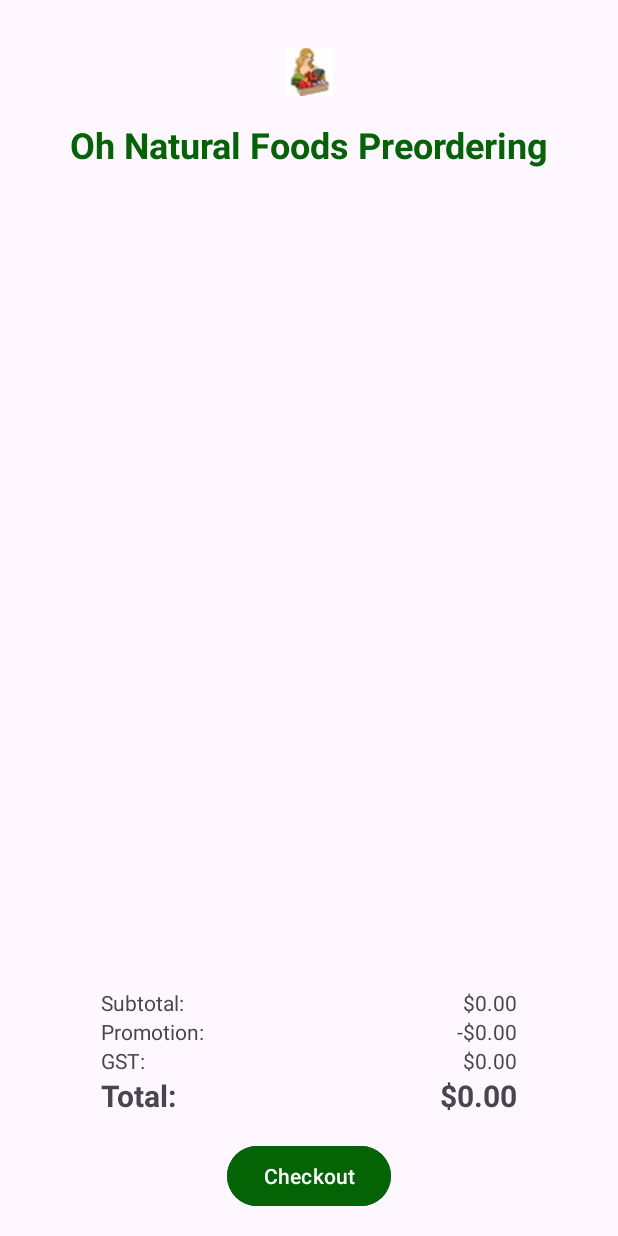
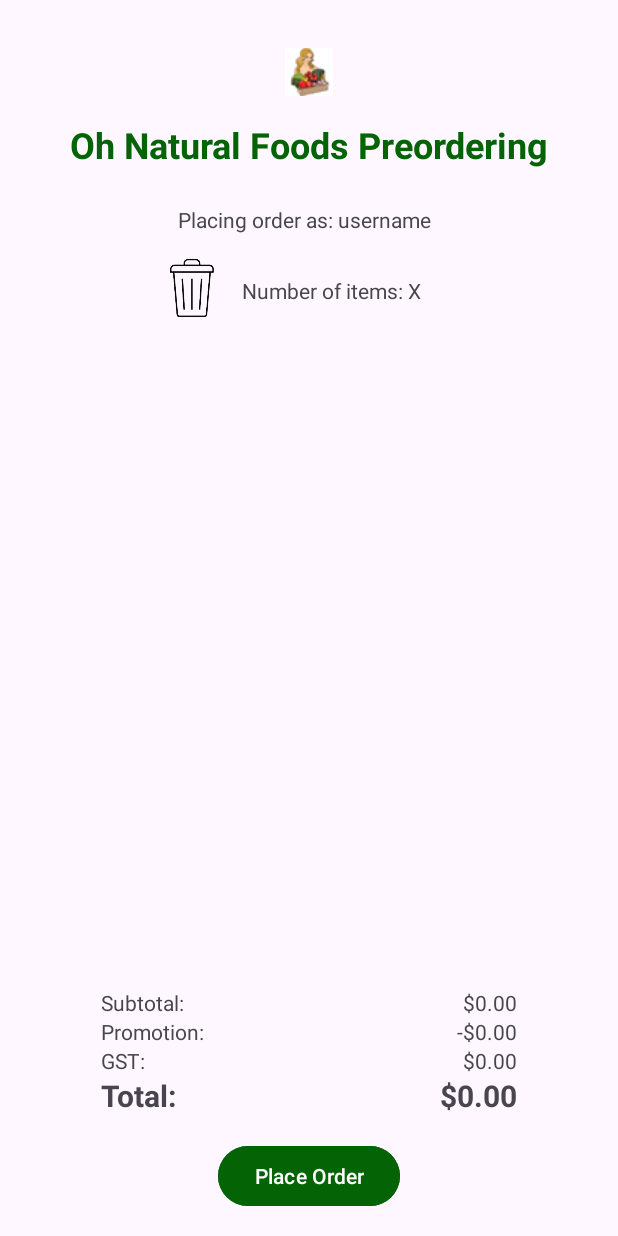
Before and after one commit to patrickma6199/oh_nat_foods_order, an Android app: the Checkout screen opened directly, with no data from a screen before it, on a phone screen of 412 x 824 dp. Run offline under Robolectric (Android 15) with nearby library versions, the phone set to English and light mode, and no system bars; our stand-ins replace Firebase (no records; nobody signed in at launch, a user with empty details on screens opened directly).

Commit message:
Populated payments in checkout, fixed cart_item but

```diff
--- a/oh_nat_foods_order/app/src/main/java/com/example/oh_nat_foods_order/Checkout.java
+++ b/oh_nat_foods_order/app/src/main/java/com/example/oh_nat_foods_order/Checkout.java
@@ -1,14 +1,85 @@
 package com.example.oh_nat_foods_order;
 
+import androidx.annotation.NonNull;
 import androidx.appcompat.app.AppCompatActivity;
 
+import android.content.SharedPreferences;
+import android.graphics.Color;
 import android.os.Bundle;
+import android.util.Log;
+import android.view.LayoutInflater;
+import android.view.View;
+import android.widget.Button;
+import android.widget.LinearLayout;
+import android.widget.TextView;
+
+import com.google.android.gms.tasks.OnCompleteListener;
+import com.google.android.gms.tasks.Task;
+import com.google.firebase.database.DataSnapshot;
+import com.google.firebase.database.DatabaseReference;
+import com.google.firebase.database.FirebaseDatabase;
 
 public class Checkout extends AppCompatActivity {
+
+    private SharedPreferences shared;
+    private String uid;
+    private DatabaseReference methods;
+    private LinearLayout paymentMethodsContainer;
+    private Button lastClickedSelectButton = null;
 
     @Override
     protected void onCreate(Bundle savedInstanceState) {
         super.onCreate(savedInstanceState);
         setContentView(R.layout.activity_checkout);
+
+        shared = getApplicationContext().getSharedPreferences("mySession", MODE_PRIVATE);
+        uid = shared.getString("uid", "");
+
+        methods = FirebaseDatabase.getInstance().getReference().child("Users").child(uid).child("paymentMethod");
+        paymentMethodsContainer = findViewById(R.id.paymentMethodsContainer);
+
+        methods.get().addOnCompleteListener(new OnCompleteListener<DataSnapshot>() {
+            @Override
+            public void onComplete(@NonNull Task<DataSnapshot> task) {
+                if (!task.isSuccessful()) {
+                    Log.e("firebase", "Error reading payment methods");
+                } else {
+                    DataSnapshot origin = task.getResult();
+                    for (DataSnapshot method : origin.getChildren()) {
+                        String cardNumber = method.getKey();
+
+                        View paymentMethodView = LayoutInflater.from(Checkout.this).inflate(R.layout.payment_method_item, paymentMethodsContainer, false);
+                        TextView paymentMethodText = paymentMethodView.findViewById(R.id.paymentMethodText);
+                        Button selectButton = paymentMethodView.findViewById(R.id.deletePaymentMethodButton);
+
+                        paymentMethodText.setText("Card **** **** **** " + cardNumber.substring(cardNumber.length() - 4));
+
+                        // Change button text and appearance
+                        selectButton.setText("Select");
+                        selectButton.setBackgroundColor(Color.WHITE);
+                        selectButton.setTextColor(Color.parseColor("#046305"));
+
+                        selectButton.setOnClickListener(v -> {
+                            if (lastClickedSelectButton != null && lastClickedSelectButton != selectButton) {
+                                lastClickedSelectButton.setBackgroundColor(Color.WHITE);
+                                lastClickedSelectButton.setTextColor(Color.parseColor("#046305"));
+                            }
+                            if (selectButton.getCurrentTextColor() == Color.WHITE) {
+                                selectButton.setBackgroundColor(Color.parseColor("#046305"));
+                                selectButton.setTextColor(Color.WHITE);
+                                lastClickedSelectButton = selectButton;
+                            } else {
+                                selectButton.setBackgroundColor(Color.WHITE);
+                                selectButton.setTextColor(Color.parseColor("#046305"));
+                            }
+                        });
+
+                        paymentMethodsContainer.addView(paymentMethodView);
+                    }
+                }
+            }
+        });
     }
+
+    // Additional methods and functionality for the Checkout activity
 }
--- a/oh_nat_foods_order/app/src/main/res/layout/activity_checkout.xml
+++ b/oh_nat_foods_order/app/src/main/res/layout/activity_checkout.xml
@@ -29,6 +29,43 @@
         app:layout_constraintStart_toStartOf="parent"
         app:layout_constraintEnd_toEndOf="parent"
         android:layout_marginTop="16dp"/>
+
+    <!-- First Item Image -->
+
+    <!-- Number of Items TextView -->
+
+    <TextView
+        android:id="@+id/usernameTextView"
+        android:layout_width="wrap_content"
+        android:layout_height="wrap_content"
+        android:layout_marginTop="24dp"
+        android:text="Placing order as: username"
+        app:layout_constraintEnd_toEndOf="parent"
+        app:layout_constraintHorizontal_bias="0.488"
+        app:layout_constraintStart_toStartOf="parent"
+        app:layout_constraintTop_toBottomOf="@id/titleTextView" />
+
+    <ImageView
+        android:id="@+id/firstItemImageView"
+        android:layout_width="40dp"
+        android:layout_height="40dp"
+        android:layout_marginStart="108dp"
+        android:layout_marginTop="16dp"
+        android:src="@drawable/trashcan"
+        app:layout_constraintStart_toStartOf="parent"
+        app:layout_constraintTop_toBottomOf="@id/usernameTextView" />
+
+    <TextView
+        android:id="@+id/numItemsTextView"
+        android:layout_width="wrap_content"
+        android:layout_height="wrap_content"
+        android:layout_marginStart="10dp"
+        android:layout_marginTop="12dp"
+        android:text="Number of items: X"
+        app:layout_constraintEnd_toEndOf="parent"
+        app:layout_constraintHorizontal_bias="0.026"
+        app:layout_constraintStart_toEndOf="@id/firstItemImageView"
+        app:layout_constraintTop_toTopOf="@id/firstItemImageView" />
 
     <ScrollView
         android:id="@+id/paymentMethodsScrollView"
@@ -155,7 +192,7 @@
         android:id="@+id/checkoutButton"
         android:layout_width="wrap_content"
         android:layout_height="wrap_content"
-        android:text="Checkout"
+        android:text="Place Order"
         android:backgroundTint="#046305"
         android:textColor="#FFFFFF"
         app:layout_constraintBottom_toBottomOf="parent"
```
Also changed, not shown: oh_nat_foods_order/app/src/main/res/layout/cart_item.xml (+20 -12 lines).
